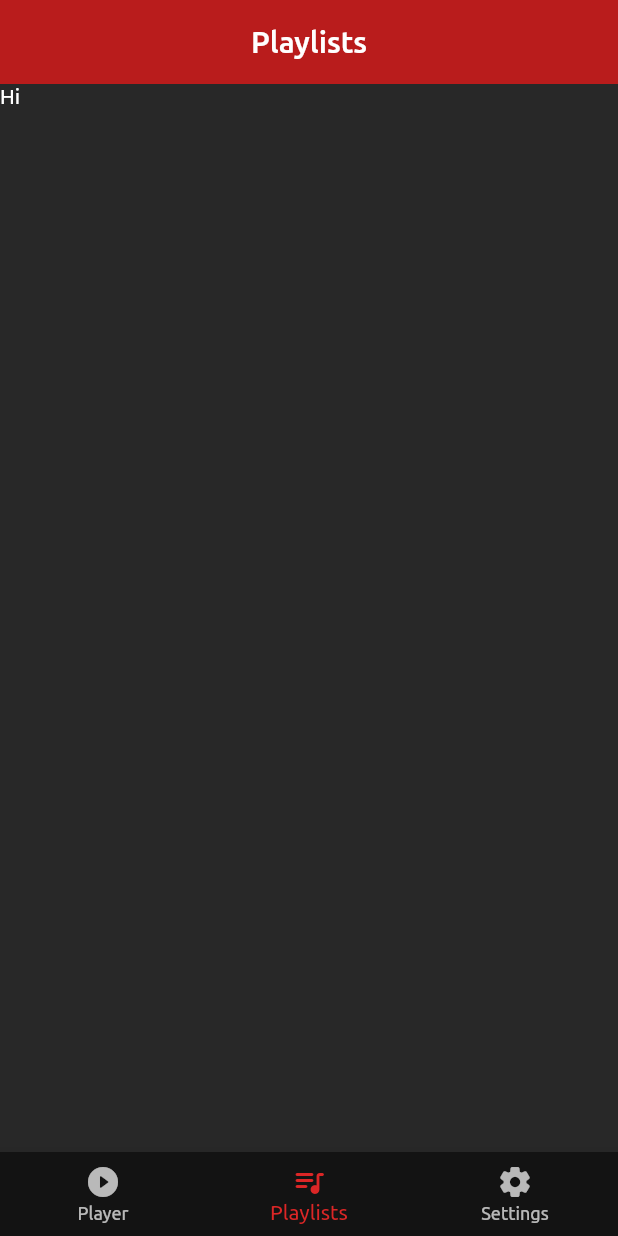
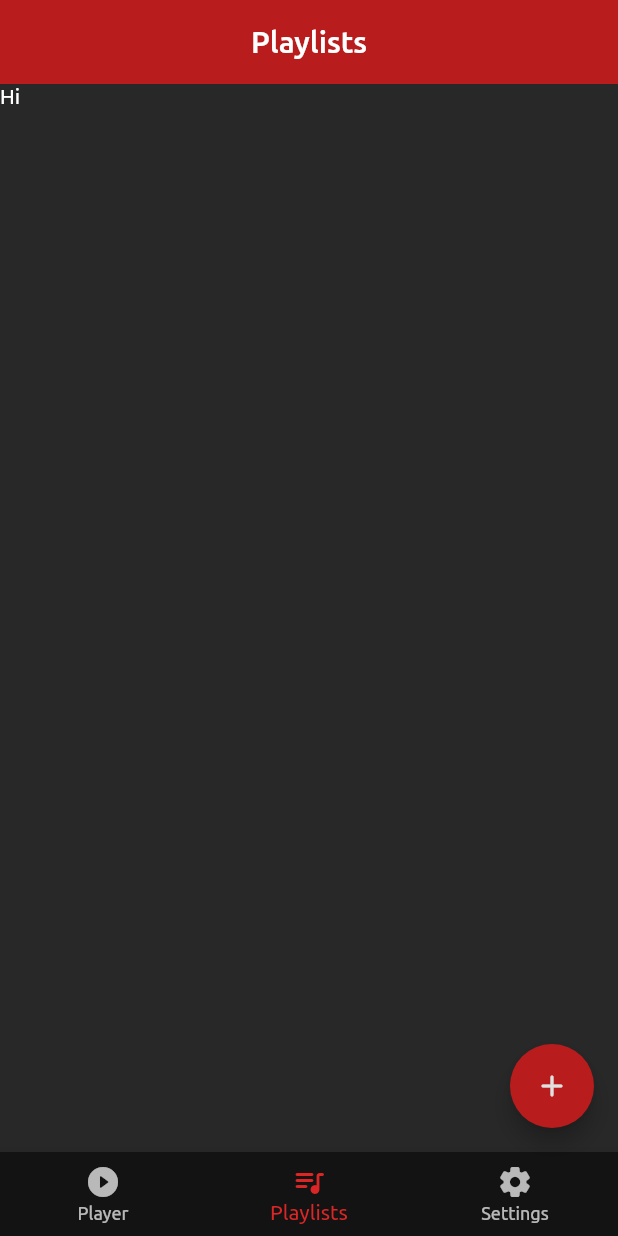
Before and after one commit to Luksys3/youcache, a Flutter app: the screen it shows after launch, on a phone screen of 412 x 824 dp. Run offline on Flutter 3.47's test engine with Material 2 defaults, Android fonts, the phone set to English and light mode, and no system bars.

Commit message:
feat: create new playlist page

```diff
--- a/lib/enums/route_enum.dart
+++ b/lib/enums/route_enum.dart
@@ -1,5 +1,6 @@
 enum RouteEnum {
   PLAYER,
   PLAYLISTS,
+  PLAYLIST_CREATE,
   SETTINGS,
 }
--- a/lib/main.dart
+++ b/lib/main.dart
@@ -16,6 +16,7 @@ class App extends StatelessWidget {
       theme: ThemeData(
         fontFamily: 'Ubuntu',
         brightness: Brightness.dark,
+        accentColor: Color(PRIMARY_COLOR),
         primarySwatch: MaterialColor(
           PRIMARY_COLOR,
           PRIMARY_SWATCH,
--- a/lib/pages/playlists_page.dart
+++ b/lib/pages/playlists_page.dart
@@ -1,11 +1,25 @@
 import 'package:flutter/material.dart';
+import 'package:provider/provider.dart';
+import 'package:youcache/constants/primary_swatch.dart';
+import 'package:youcache/enums/route_enum.dart';
+import 'package:youcache/notifiers/route_notifier.dart';
 import 'package:youcache/widgets/layout/layout.dart';
 
 class PlaylistsPage extends StatelessWidget {
   @override
   Widget build(BuildContext context) {
+    final route = context.read<RouteNotifier>();
+
     return Layout(
       title: 'Playlists',
+      floatingActionButton: FloatingActionButton(
+        child: Icon(
+          Icons.add_rounded,
+          color: Colors.grey[300],
+        ),
+        backgroundColor: PRIMARY_SWATCH[700],
+        onPressed: () => route.push(RouteEnum.PLAYLIST_CREATE),
+      ),
       child: Container(
         child: Text('Hi'),
       ),
--- a/lib/widgets/app_navigator.dart
+++ b/lib/widgets/app_navigator.dart
@@ -2,6 +2,7 @@ import 'package:flutter/material.dart';
 import 'package:youcache/enums/route_enum.dart';
 import 'package:youcache/notifiers/route_notifier.dart';
 import 'package:youcache/pages/player_page.dart';
+import 'package:youcache/pages/playlist_create_page.dart';
 import 'package:youcache/pages/playlists_page.dart';
 import 'package:provider/provider.dart';
 import 'package:youcache/pages/settings_page.dart';
@@ -19,6 +20,8 @@ class AppNavigator extends StatelessWidget {
             MaterialPage(child: PlayerPage()),
           if (route.isActive(RouteEnum.PLAYLISTS))
             MaterialPage(child: PlaylistsPage()),
+          if (route.isActive(RouteEnum.PLAYLIST_CREATE))
+            MaterialPage(child: PlaylistCreatePage()),
           if (route.isActive(RouteEnum.SETTINGS))
             MaterialPage(child: SettingsPage()),
         ],
--- a/lib/widgets/layout/layout.dart
+++ b/lib/widgets/layout/layout.dart
@@ -7,10 +7,16 @@ import 'package:youcache/notifiers/route_notifier.dart';
 class Layout extends StatelessWidget {
   final String title;
   final Widget child;
+  final bool formPage;
+  final void Function()? onSave;
+  final FloatingActionButton? floatingActionButton;
 
   Layout({
     required this.title,
     required this.child,
+    this.formPage = false,
+    this.onSave,
+    this.floatingActionButton,
   });
 
   int getCurrentIndex(RouteNotifier route) {
@@ -31,13 +37,42 @@ class Layout extends StatelessWidget {
 
     return Scaffold(
       appBar: AppBar(
-        title: Text(title),
+        title: formPage ? null : Text(title),
         elevation: 0,
         centerTitle: true,
         backgroundColor: PRIMARY_SWATCH[700],
+        leading: formPage
+            ? IconButton(
+                icon: Icon(Icons.arrow_back_rounded),
+                iconSize: 26,
+                onPressed: () => route.back(),
+              )
+            : null,
+        actions: [
+          if (formPage)
+            Material(
+              color: Colors.transparent,
+              child: InkWell(
+                onTap: onSave,
+                child: Container(
+                  alignment: Alignment.center,
+                  padding: EdgeInsets.symmetric(
+                    horizontal: 16,
+                  ),
+                  child: Text(
+                    'SAVE',
+                    style: TextStyle(fontWeight: FontWeight.w500),
+                  ),
+                ),
+              ),
+            ),
+        ],
       ),
       backgroundColor: Color(0xff282828),
-      bottomNavigationBar: BottomNavigationBar(
+      floatingActionButton: floatingActionButton,
+      bottomNavigationBar: formPage
+          ? null
+          : BottomNavigationBar(
               backgroundColor: Color(0xff131313),
               selectedItemColor: PRIMARY_SWATCH[600],
               currentIndex: getCurrentIndex(route),
```
Also changed, not shown: lib/pages/playlist_create_page.dart (added, +22 -0 lines), lib/widgets/app_drawer.dart (deleted, +0 -42 lines), lib/widgets/field.dart (added, +62 -0 lines). Lines whose indentation alone changed are shown as unchanged.
